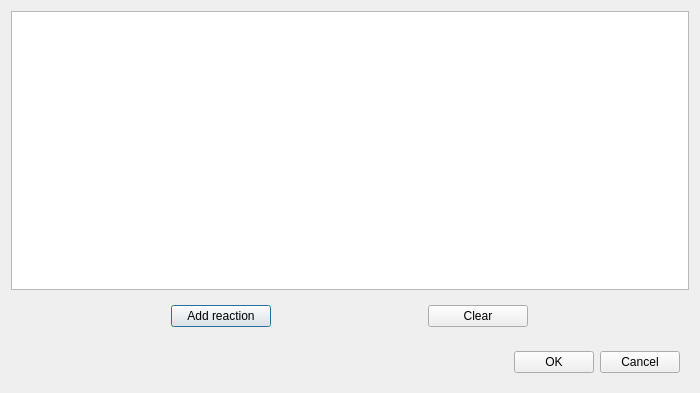
First picture: the form in src/libcellgui/ReactionsDialog.ui, repository yannik131/Cell, before the edit.
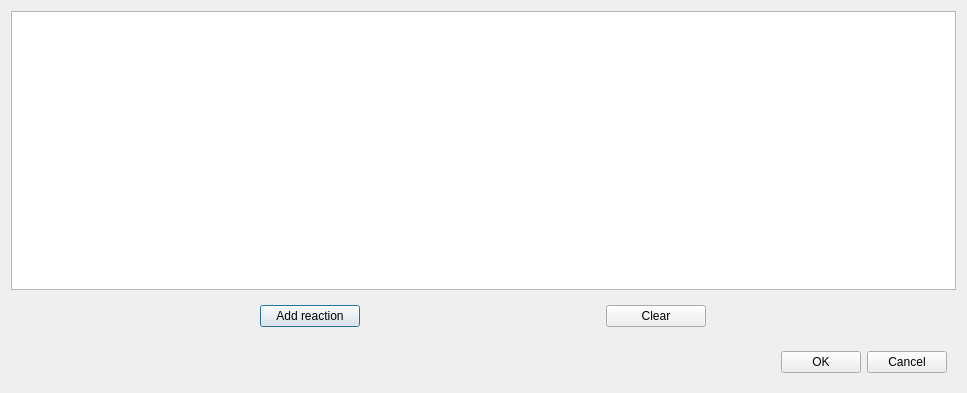
Second picture: the form after the edit.

```diff
--- a/src/libcellgui/ReactionsDialog.ui
+++ b/src/libcellgui/ReactionsDialog.ui
@@ -9,7 +9,7 @@
    <rect>
     <x>0</x>
     <y>0</y>
-    <width>700</width>
+    <width>967</width>
     <height>393</height>
    </rect>
   </property>
```
